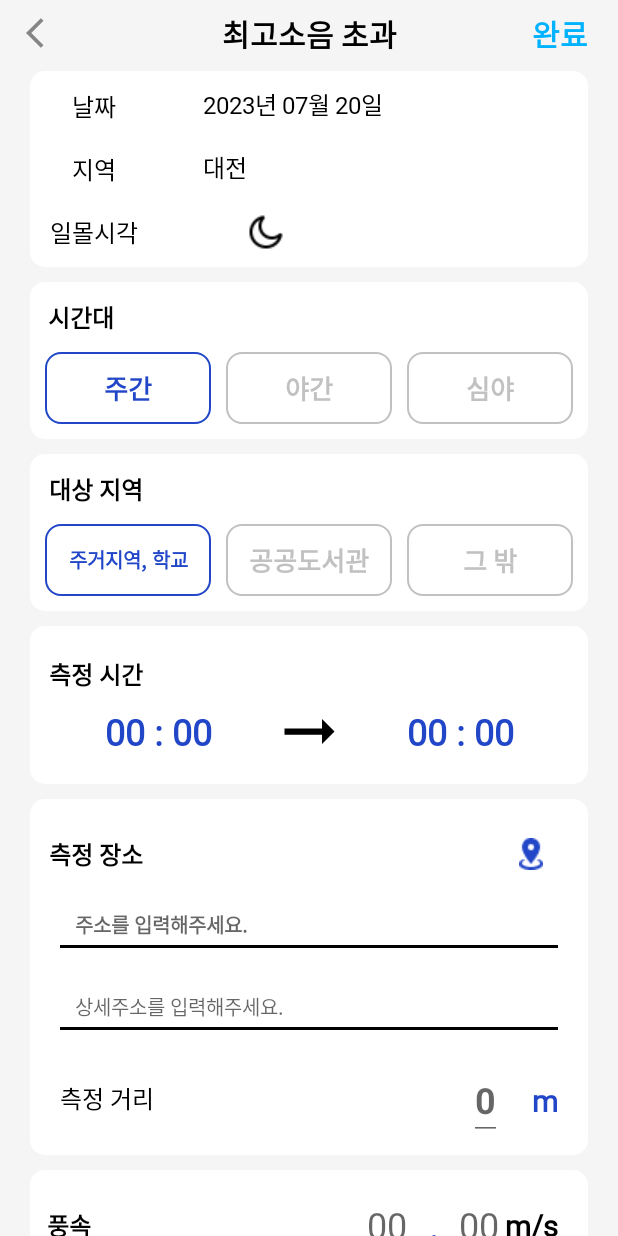
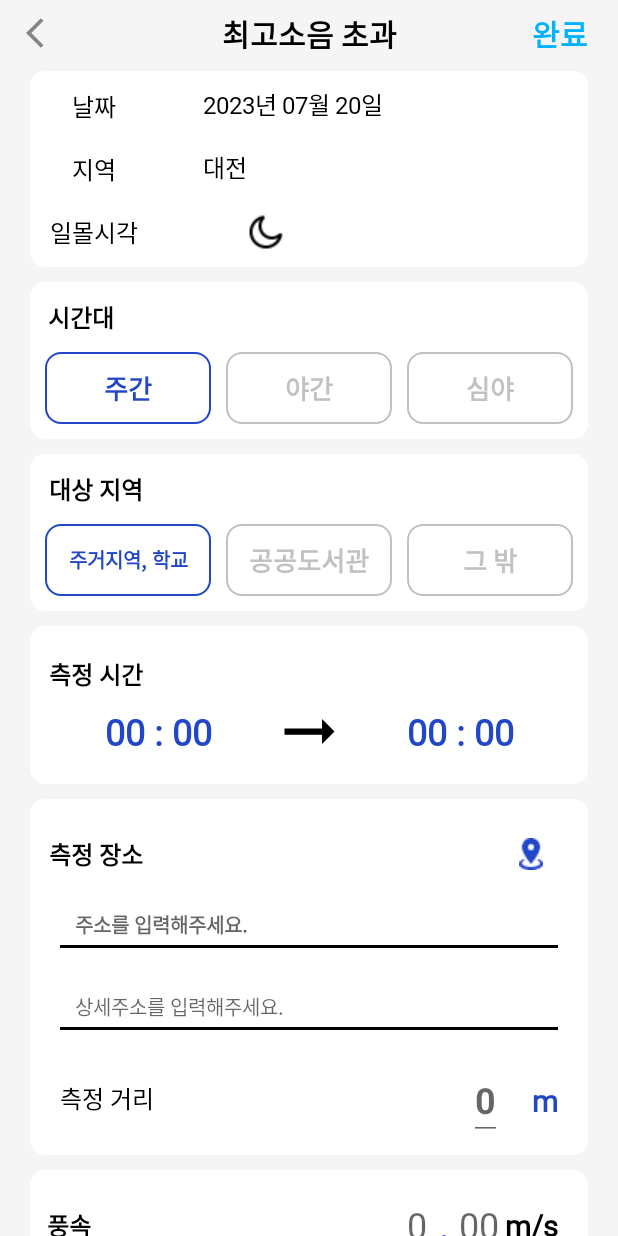
Before and after one commit to meem3443/DemonstrationService, an Android app: the InputFragment screen opened directly, with no data from a screen before it, on a phone screen of 412 x 824 dp. Run offline under Robolectric (Android 15) with nearby library versions, the phone set to English and light mode, and no system bars; libraries missing offline, so code that uses them is left out: com.tickaroo.tikxml; 3 statements that could not run were skipped.

Commit message:
풍속 예시 변경 : 00.00 -> 0.0

```diff
--- a/app/src/main/java/com/police/demonstrationservice/KeyStoreManager.java
+++ b/app/src/main/java/com/police/demonstrationservice/KeyStoreManager.java
@@ -95,8 +95,4 @@ public class KeyStoreManager {
             e.printStackTrace();
         }
     }
-
-    public void getGoogleKey(Context context) {
-
-    }
 }
--- a/app/src/main/res/layout/fragment_input.xml
+++ b/app/src/main/res/layout/fragment_input.xml
@@ -567,7 +567,7 @@
                     android:id="@+id/windSpeedNatural"
                     android:layout_width="wrap_content"
                     android:layout_height="wrap_content"
-                    android:hint="@string/zero_zero"
+                    android:hint="@string/number_zero"
                     android:inputType="number"
                     android:nextFocusDown="@id/windSpeedDecimal"
                     android:textSize="24sp"
@@ -580,7 +580,7 @@
                     android:layout_width="wrap_content"
                     android:layout_height="wrap_content"
                     android:gravity="center"
-                    android:hint="@string/zero_zero"
+                    android:hint="@string/number_zero"
                     android:text="@string/dot"
                     android:textColor="@color/main_color"
                     android:textSize="24sp"
```
